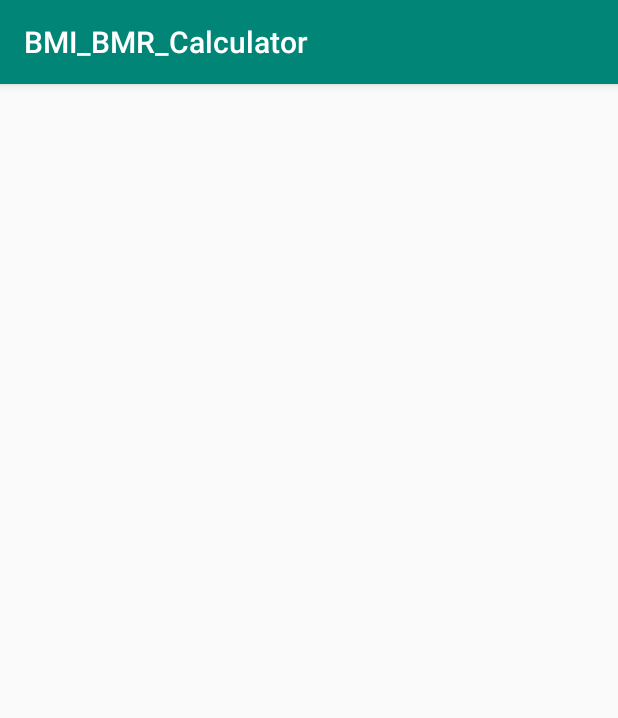
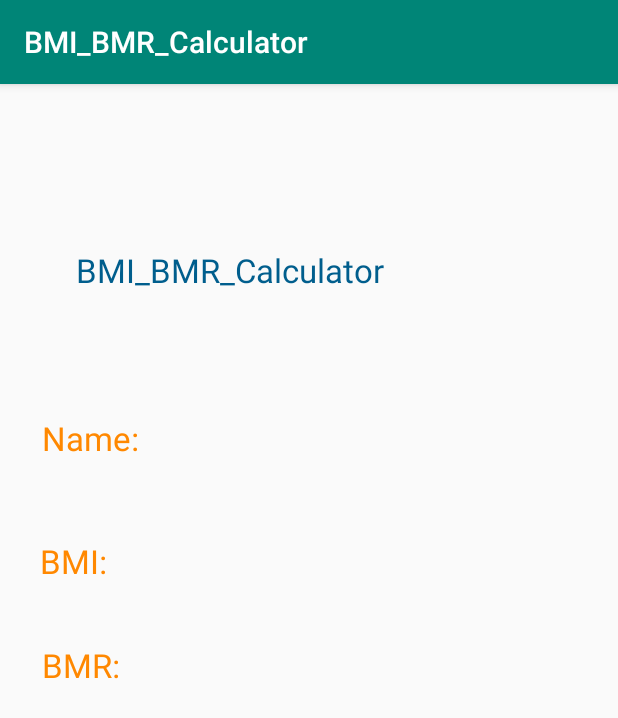
Before and after one commit to TzuChingYang/BMI_BMR, an Android app: the ReportActivity screen opened directly, with no data from a screen before it, on a phone screen of 412 x 824 dp. Shown: the top 718 px of the screen. Run offline under Robolectric (Android 15) with nearby library versions, the phone set to English and light mode, and no system bars.

Commit message:
second page construct and simple layout

```diff
--- a/BMI_BMR_Calculator/app/src/main/res/layout/activity_report.xml
+++ b/BMI_BMR_Calculator/app/src/main/res/layout/activity_report.xml
@@ -6,4 +6,64 @@
     android:layout_height="match_parent"
     tools:context=".ReportActivity">
 
+    <TextView
+        android:id="@+id/text_topic"
+        android:layout_width="345dp"
+        android:layout_height="53dp"
+        android:text="@string/app_name"
+        android:textColor="#005E8D"
+        android:textSize="10pt"
+
+        app:layout_constraintBottom_toBottomOf="parent"
+        app:layout_constraintHorizontal_bias="0.757"
+        app:layout_constraintLeft_toLeftOf="parent"
+        app:layout_constraintRight_toRightOf="parent"
+        app:layout_constraintTop_toTopOf="parent"
+        app:layout_constraintVertical_bias="0.153" />
+
+    <TextView
+        android:id="@+id/text_name"
+        android:layout_width="80dp"
+        android:layout_height="48dp"
+        android:text="@string/name"
+        android:textColor="@android:color/holo_orange_dark"
+        android:textSize="10pt"
+
+        app:layout_constraintBottom_toBottomOf="parent"
+        app:layout_constraintHorizontal_bias="0.084"
+        app:layout_constraintLeft_toLeftOf="parent"
+        app:layout_constraintRight_toRightOf="parent"
+        app:layout_constraintTop_toTopOf="parent"
+        app:layout_constraintVertical_bias="0.307" />
+
+    <TextView
+        android:id="@+id/text_bmi"
+        android:layout_width="81dp"
+        android:layout_height="53dp"
+        android:text="@string/BMI"
+        android:textColor="@android:color/holo_orange_dark"
+        android:textSize="10pt"
+
+        app:layout_constraintBottom_toBottomOf="parent"
+        app:layout_constraintHorizontal_bias="0.081"
+        app:layout_constraintLeft_toLeftOf="parent"
+        app:layout_constraintRight_toRightOf="parent"
+        app:layout_constraintTop_toTopOf="parent"
+        app:layout_constraintVertical_bias="0.424" />
+
+    <TextView
+        android:id="@+id/text_bmr"
+        android:layout_width="80dp"
+        android:layout_height="47dp"
+        android:text="@string/BMR"
+        android:textColor="@android:color/holo_orange_dark"
+        android:textSize="10pt"
+
+        app:layout_constraintBottom_toBottomOf="parent"
+        app:layout_constraintHorizontal_bias="0.084"
+        app:layout_constraintLeft_toLeftOf="parent"
+        app:layout_constraintRight_toRightOf="parent"
+        app:layout_constraintTop_toTopOf="parent"
+        app:layout_constraintVertical_bias="0.517" />
+
 </android.support.constraint.ConstraintLayout>
--- a/BMI_BMR_Calculator/app/src/main/res/values/strings.xml
+++ b/BMI_BMR_Calculator/app/src/main/res/values/strings.xml
@@ -10,4 +10,6 @@
     <string name="age">Age:</string>
     <string name="button_clear">CLEAR</string>
     <string name="button_calculate">CALCULATE</string>
+    <string name="BMI">BMI:</string>
+    <string name="BMR">BMR:</string>
 </resources>
```
